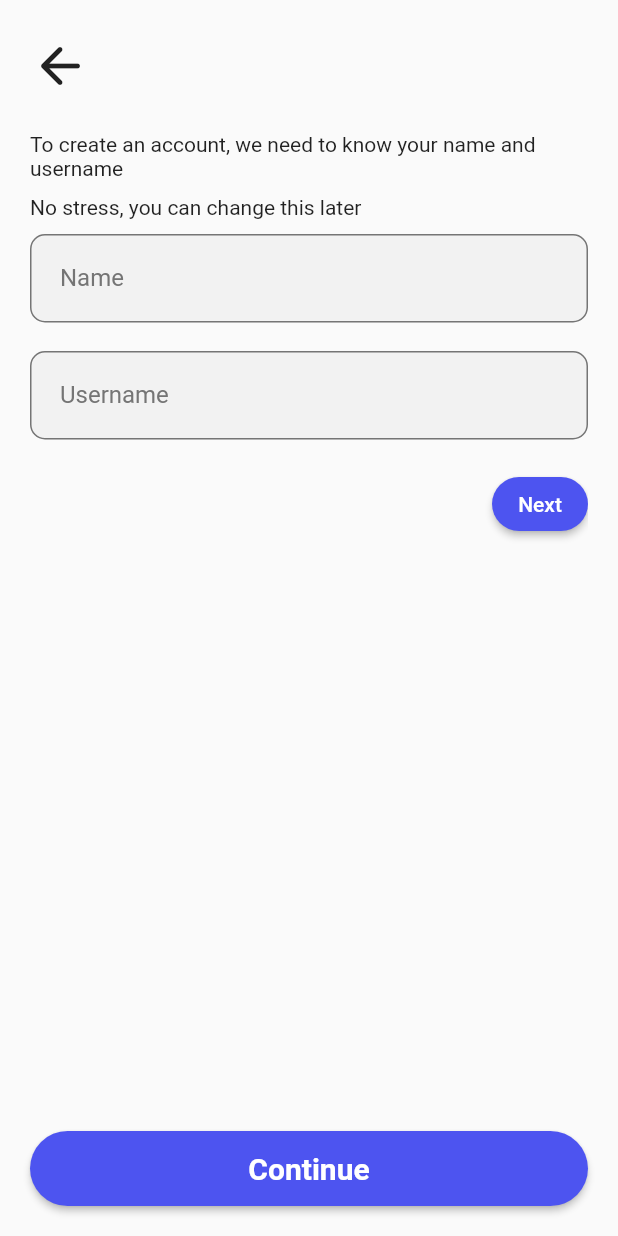
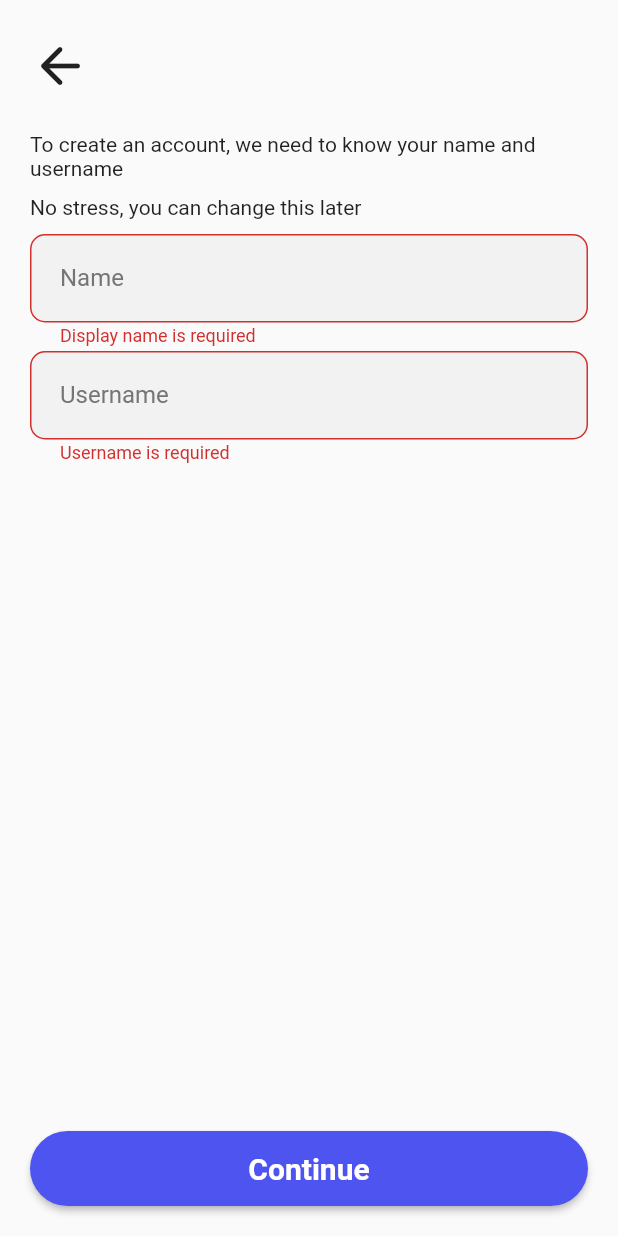
Before and after one commit to dariusrichardson36/FitBuddy, a Flutter app: the CompleteAccountInformation screen opened by its route, after a tap on "Continue", on a phone screen of 412 x 824 dp. Run offline on Flutter 3.47's test engine with Material 2 defaults, Android fonts, the phone set to English and light mode, and no system bars; our stand-ins replace cloud_firestore, firebase_auth, firebase_core, go_router, google_fonts, google_sign_in and 1 more; missing offline and left inert: dart:ffi; accounts and stored records are empty; network calls fail.

Commit message:
adding pagecontroller

```diff
--- /dev/null
+++ b/lib/components/FitBuddyDateInputField.dart
@@ -0,0 +1,75 @@
+import 'package:flutter/material.dart';
+
+import '../constants/color_constants.dart';
+import '../theme/theme_constants.dart';
+
+class FitBuddyDateInputField extends StatefulWidget {
+  const FitBuddyDateInputField({super.key});
+
+  @override
+  FitBuddyDateInputFieldState createState() => FitBuddyDateInputFieldState();
+}
+
+class FitBuddyDateInputFieldState extends State<FitBuddyDateInputField> {
+  final TextEditingController _controller = TextEditingController();
+
+
+  @override
+  void dispose() {
+    _controller.dispose();
+    super.dispose();
+  }
+
+  Future<void> _selectDate() async {
+    DateTime? selectedDate = await showDatePicker(
+      context: context,
+      initialDate: DateTime.now(),
+      firstDate: DateTime(1950),
+      lastDate: DateTime.now(),
+    );
+
+    if (selectedDate != null && selectedDate != DateTime.now()) {
+      _controller.text = selectedDate.toLocal().toString().split(' ')[0];
+    }
+  }
+
+  @override
+  Widget build(BuildContext context) {
+    return TextFormField(
+      controller: _controller,
+      decoration: InputDecoration(
+        contentPadding: EdgeInsets.symmetric(vertical: 20, horizontal: 20),
+      enabledBorder: OutlineInputBorder(
+      borderRadius: BorderRadius.all(Radius.circular(10)),
+      borderSide: BorderSide(color: FitBuddyColorConstants.lOnSecondary),
+
+      ),
+      focusedErrorBorder: OutlineInputBorder(
+      borderRadius: BorderRadius.all(Radius.circular(10)),
+      borderSide: BorderSide(color: FitBuddyColorConstants.lError),
+      ),
+      errorBorder: OutlineInputBorder(
+      borderRadius: BorderRadius.all(Radius.circular(10)),
+      borderSide: BorderSide(color: FitBuddyColorConstants.lError),
+      ),
+      focusedBorder: OutlineInputBorder(
+      borderRadius: BorderRadius.all(Radius.circular(10)),
+      borderSide: BorderSide(color: FitBuddyColorConstants.lOnSecondary),
+      ),
+      fillColor: fitBuddyLightTheme.colorScheme.secondary,
+      filled: true,
+      floatingLabelBehavior: FloatingLabelBehavior.auto,
+      label: Text(
+      "Date of Birth",
+      style: TextStyle(color: FitBuddyColorConstants.lOnSecondary),
+      ),
+      helperText: "",
+      helperStyle: TextStyle(height: 0.5),
+      // make the error text closer to the field
+      errorStyle: TextStyle(height: 0.5),
+      ),
+      readOnly: true, // makes this field read-only
+      onTap: _selectDate,
+    );
+  }
+}
--- a/lib/components/FitBuddyDropdownMenu.dart
+++ b/lib/components/FitBuddyDropdownMenu.dart
@@ -49,12 +49,10 @@ class FitBuddyDropdownMenu extends StatelessWidget {
       items: items.map<DropdownMenuItem<String>>((String value) {
         return DropdownMenuItem<String>(
           value: value,
-
-
           child: Text(value),
         );
       }).toList(),
-
+      value: value.isEmpty ? null : value,
       onChanged: onChange,
       icon: Icon(Icons.keyboard_arrow_down_rounded),
       iconSize: 50,
--- a/lib/pages/complete_account_page.dart
+++ b/lib/pages/complete_account_page.dart
@@ -1,3 +1,5 @@
+import 'dart:ffi';
+
 import 'package:fit_buddy/components/FitBuddyDropdownMenu.dart';
 import 'package:fit_buddy/components/FitBuddySelectableButton.dart';
 import 'package:fit_buddy/components/FitBuddyTextFormField.dart';
@@ -7,6 +9,8 @@ import 'package:fit_buddy/services/auth.dart';
 import 'package:fit_buddy/services/firestore.dart';
 import 'package:flutter/material.dart';
 import 'package:go_router/go_router.dart';
+
+import '../components/FitBuddyDateInputField.dart';
 
 final experienceList = <String>["0-3 Months", "6 Months - 1 Year", "1 - 2 Years", "2 - 4 Years", "5 Years+"];
 final goalList = <String>["Lose Weight", "Build Muscle", "Build Strength"];
@@ -23,25 +27,22 @@ class CompleteAccountInformation extends StatefulWidget {
 class _CompleteAccountInformationState extends State<CompleteAccountInformation> {
 
   final _formKey = GlobalKey<FormState>();
-  String experienceValue = experienceList.first;
-  String goalValue = goalList.first;
-  String liftingStyleValue = liftingStyleList.first;
+  String experienceValue = "";
+  String goalValue = "";
+  String liftingStyleValue = "";
+  bool isManSelected = false;
+  bool isWomanSelected = false;
   final userNameController = TextEditingController();
   final usernameController = TextEditingController();
   final PageController _pageController = PageController();
   final firstDate = DateTime(DateTime.now().year - 100);
   final lastDate = DateTime.now();
-  late DateTime selectedDate;
-
-  List<GlobalKey<FormState>> formKeys = [
-    GlobalKey<FormState>(),
-    GlobalKey<FormState>(),
-    GlobalKey<FormState>(),
-  ];
+  DateTime? selectedDate;
 
   @override
   Widget build(BuildContext context) {
     return Scaffold(
+      resizeToAvoidBottomInset: false,
       body: SafeArea(
         child: Padding(
           padding: EdgeInsets.fromLTRB(20, 20, 20, 20),
@@ -66,12 +67,10 @@ class _CompleteAccountInformationState extends State<CompleteAccountInformation>
                   physics: NeverScrollableScrollPhysics(),
                   controller: _pageController,
                   children: [
-                    ageSelection(),
                     nameAndUsername(),
                     personalData(),
-
-                    GenderSelection(),
-
+                    genderSelection(),
+                    ageSelection(),
                   ],
                 ),
               ),
@@ -96,27 +95,66 @@ class _CompleteAccountInformationState extends State<CompleteAccountInformation>
     );
   }
 
+  Widget skipSetup() {
+    return Row(
+      mainAxisAlignment: MainAxisAlignment.end,
+      children: [
+        GestureDetector(
+          onTap: () {
+            print("object");
+            submitAccountData();
+            context.go('/homepage');
+          },
+          child: Text(
+            "skip account setup",
+            style: TextStyle(color: Colors.blue, fontSize: 16),
+          ),
+        ),
+      ],
+    );
+  }
+
+  Widget genderSelection() {
+    return Column(
+      crossAxisAlignment: CrossAxisAlignment.start,
+      children: [
+        Text("I am a", style: TextStyle(fontSize: 20),),
+        SizedBox(height: 20),
+        FitBuddySelectableButton(
+          text: "MAN",
+          onTap: () {
+            setState(() {
+              isManSelected = true;
+              isWomanSelected = false;
+            });
+          },
+          isSelected: isManSelected,
+        ),
+        SizedBox(height: 20),
+        FitBuddySelectableButton(
+          text: "WOMAN",
+          onTap: () {
+            setState(() {
+              isManSelected = false;
+              isWomanSelected = true;
+            });
+          },
+          isSelected: isWomanSelected,
+        ),
+        skipSetup(),
+      ],
+    );
+  }
+
   Widget ageSelection() {
     return Column(
+      crossAxisAlignment: CrossAxisAlignment.start,
       children: [
-        Text("You need to be at least X years of age to use the FitBuddy App"),
-        InputDatePickerFormField(
-          onDateSubmitted: (value) {
-            selectedDate = value;
-          },
-          onDateSaved:(value) {
-            selectedDate = value;
-          },
-          acceptEmptyDate: false,
-          errorFormatText: "Invalid date format",
-          errorInvalidText: "Invalid date",
-          firstDate: firstDate,
-          lastDate: lastDate,
-          fieldLabelText: "Date of birth",
-        ),
-        SizedBox(
-          height: 10,
-        ),
+        Text("My birthday is", style: TextStyle(fontSize: 20)),
+        SizedBox(height: 20),
+        FitBuddyDateInputField(),
+        SizedBox(height: 10),
+        skipSetup(),
       ],
     );
   }
@@ -157,22 +195,6 @@ class _CompleteAccountInformationState extends State<CompleteAccountInformation>
             hintText: 'Username',
             obscureText: false,
           ),
-
-
-          Row(
-            mainAxisAlignment: MainAxisAlignment.end,
-            children: [
-              ElevatedButton(
-                onPressed: () {
-                  if (_formKey.currentState!.validate()) {
-                    _formKey.currentState?.save();
-                    nextPage();
-                  }
-                },
-                child: Text("Next"),
-              )
-            ],
-          )
         ],
       ),
     );
@@ -226,76 +248,70 @@ class _CompleteAccountInformationState extends State<CompleteAccountInformation>
         SizedBox(
           height: 20,
         ),
-        Row(
-          mainAxisAlignment: MainAxisAlignment.end,
-          children: [
-            GestureDetector(
-              onTap: () {
-                submitReqOnly();
-                context.go('/homepage');
-              },
-              child: Text(
-                "skip account setup",
-                style: TextStyle(color: Colors.blue, fontSize: 16),
-              ),
-            ),
-          ],
-        ),
+        skipSetup(),
       ],
     );
   }
 
-  Future<void> submitAllData() async {
+  Future<void> submitAccountData() async {
     try {
       await Firestore().createUser(
         Auth().currentUser!.uid,
-        experienceValue,
-        goalValue,
-        liftingStyleValue,
+        experienceValue.isEmpty ? null : experienceValue,
+        goalValue.isEmpty ? null : goalValue,
+        liftingStyleValue.isEmpty ? null : liftingStyleValue,
         userNameController.text,
         usernameController.text,
-        true,
-        selectedDate
+        isComplete(),
+        selectedDate,
+        getGender(),
       );
     } on Exception catch (e) {
       // TODO
     }
   }
 
-  Future<void> submitReqOnly() async {
-    try {
-      await Firestore().createUser(
-          Auth().currentUser!.uid,
-          null,
-          null,
-          null,
-          userNameController.text,
-          usernameController.text,
-          false,
-          selectedDate
-      );
-    } catch(e) {
-      // todo
-    }
-    //context.go('/homepage');
+  bool isComplete() {
+    return experienceValue.isNotEmpty &&
+        goalValue.isNotEmpty &&
+        liftingStyleValue.isNotEmpty &&
+        getGender() != null &&
+        selectedDate != null;
+  }
 
+  String? getGender() {
+    if (isManSelected && !isWomanSelected) return "male";
+    if (!isManSelected && isWomanSelected) return "female";
+    return null; // if both are false, or both are true, return null.
   }
 
   void previousPage() {
     // if the page is the first page, log out
     if (_pageController.page == 0) {
       Auth().signOutUser();
+    } else {
+      _pageController.previousPage(
+        duration: Duration(milliseconds: 300),
+        curve: Curves.linear,
+      );
     }
-    _pageController.previousPage(
-      duration: Duration(milliseconds: 300),
-      curve: Curves.linear,
-    );
   }
 
   void nextPage() {
-    _pageController.nextPage(
-      duration: Duration(milliseconds: 300),
-      curve: Curves.linear,
-    );
+    switch (_pageController.page?.toInt()) {
+      case 0:
+        if (_formKey.currentState!.validate()) {
+          _pageController.nextPage(duration: Duration(milliseconds: 300), curve: Curves.linear);
+        }
+        break;
+      case 1:
+      case 2:
+        _pageController.nextPage(duration: Duration(milliseconds: 300), curve: Curves.linear);
+        break;
+      case 3:
+        submitAccountData();
+        context.go('/homepage');
+        break;
+    }
   }
 }
--- a/lib/services/firestore.dart
+++ b/lib/services/firestore.dart
@@ -3,7 +3,7 @@ import 'package:cloud_firestore/cloud_firestore.dart';
 class Firestore {
   final _firebaseFirestoreInstance = FirebaseFirestore.instance;
 
-  Future createUser(String uid, String? experience, String? goals, String? liftingStyle, String username, String displayName, bool isAccountComplete, DateTime dob) async {
+  Future createUser(String uid, String? experience, String? goals, String? liftingStyle, String username, String displayName, bool isAccountComplete, DateTime? dob, String? gender) async {
     try {
       await _firebaseFirestoreInstance.collection('users').doc(uid).set({
         'experience': experience,
@@ -13,6 +13,7 @@ class Firestore {
         'isAccountComplete': isAccountComplete,
         'username': username,
         'displayName': displayName,
+        'gender': gender,
       });
     } catch (e) {
       // todo
```
